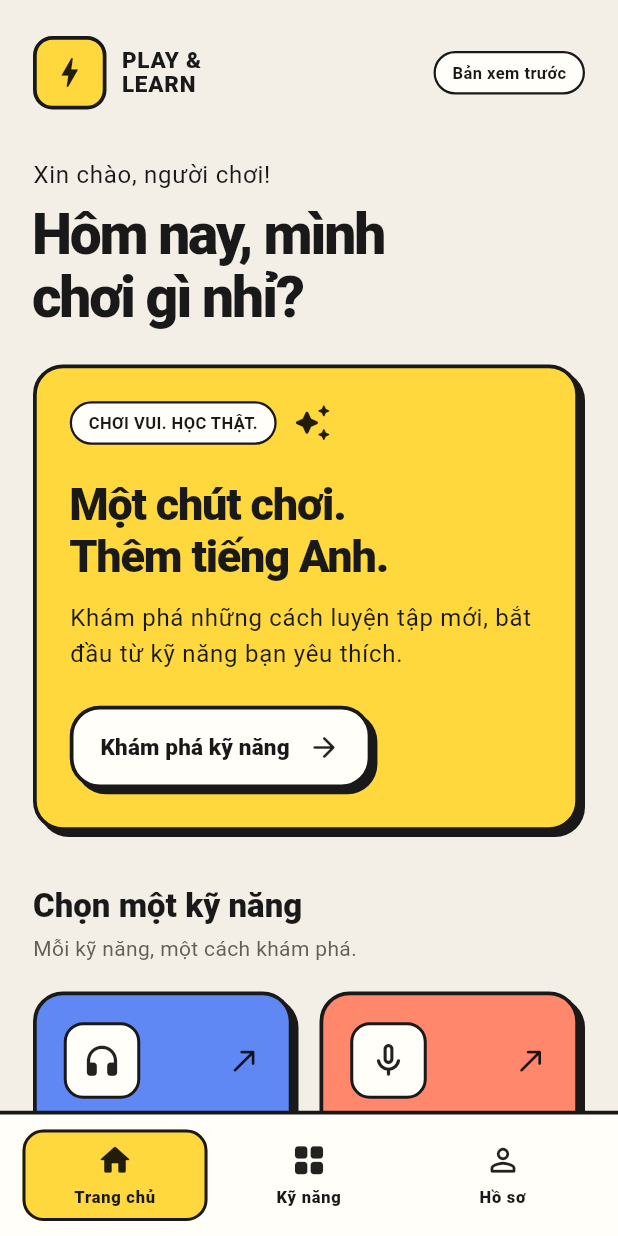
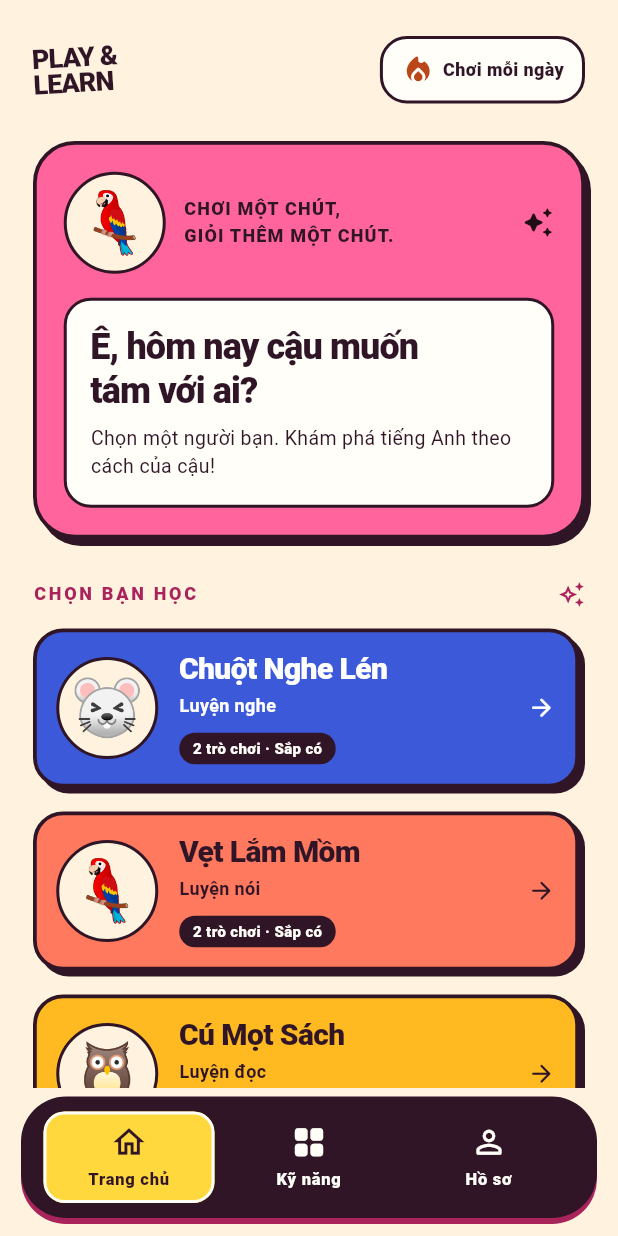
Before and after one commit to Khuyet-Hung/playandlearn, a Flutter app: the screen it shows after launch, on a phone screen of 412 x 824 dp. Run offline on Flutter 3.47's test engine with Material 3 defaults, Android fonts, the phone set to English and light mode, and no system bars; our stand-ins replace material_ui, shared_preferences.

Commit message:
Enhance UI and structure: add web directory to analyzer, update color palette, refactor HomeScreen layout, and implement CharacterAvatar widget.

```diff
--- a/analysis_options.yaml
+++ b/analysis_options.yaml
@@ -14,6 +14,7 @@ analyzer:
     - build/**
     - android/**
     - ios/**
+    - web/**
 
 linter:
   # The lint rules applied to this project can be customized in the
--- a/lib/core/theme/app_colors.dart
+++ b/lib/core/theme/app_colors.dart
@@ -1,9 +1,11 @@
 import 'package:material_ui/material_ui.dart';
 
 abstract final class AppColors {
-  static const background = Color(0xFFF3EFE6);
+  static const background = Color(0xFFFFF3DF);
   static const surface = Color(0xFFFFFEF8);
-  static const ink = Color(0xFF191919);
+  static const ink = Color(0xFF301526);
+  static const pink = Color(0xFFFF659C);
+  static const berry = Color(0xFFAA245C);
   static const yellow = Color(0xFFFFD83D);
   static const coral = Color(0xFFFF876B);
   static const blue = Color(0xFF6088F5);
--- a/lib/core/widgets/app_bottom_nav.dart
+++ b/lib/core/widgets/app_bottom_nav.dart
@@ -13,9 +13,13 @@ class AppBottomNav extends StatelessWidget {
 
   @override
   Widget build(BuildContext context) => Container(
-    decoration: const BoxDecoration(
-      color: AppColors.surface,
-      border: Border(top: BorderSide(color: AppColors.ink, width: 2.5)),
+    margin: const EdgeInsets.fromLTRB(14, 6, 14, 12),
+    decoration: BoxDecoration(
+      color: AppColors.ink,
+      borderRadius: BorderRadius.circular(30),
+      boxShadow: const [
+        BoxShadow(color: AppColors.berry, offset: Offset(0, 4)),
+      ],
     ),
     child: SafeArea(
       top: false,
@@ -34,12 +38,12 @@ class AppBottomNav extends StatelessWidget {
                     child: Material(
                       color: selectedIndex == i
                           ? AppColors.yellow
-                          : AppColors.surface,
+                          : AppColors.ink,
                       shape: RoundedRectangleBorder(
                         borderRadius: BorderRadius.circular(14),
                         side: BorderSide(
                           color: selectedIndex == i
-                              ? AppColors.ink
+                              ? AppColors.surface
                               : Colors.transparent,
                           width: 2,
                         ),
@@ -60,18 +64,26 @@ class AppBottomNav extends StatelessWidget {
                               children: [
                                 Icon(
                                   [
-                                    Icons.home_rounded,
+                                    Icons.home_outlined,
                                     Icons.grid_view_rounded,
                                     Icons.person_outline_rounded,
                                   ][i],
                                   size: 25,
+                                  color: selectedIndex == i
+                                      ? AppColors.ink
+                                      : AppColors.surface,
                                 ),
                                 const SizedBox(height: 4),
                                 Text(
                                   ['Trang chủ', 'Kỹ năng', 'Hồ sơ'][i],
                                   textAlign: TextAlign.center,
                                   style: Theme.of(context).textTheme.labelSmall
-                                      ?.copyWith(fontWeight: FontWeight.w800),
+                                      ?.copyWith(
+                                        fontWeight: FontWeight.w800,
+                                        color: selectedIndex == i
+                                            ? AppColors.ink
+                                            : AppColors.surface,
+                                      ),
                                 ),
                               ],
                             ),
--- a/lib/features/home/presentation/home_screen.dart
+++ b/lib/features/home/presentation/home_screen.dart
@@ -1,14 +1,11 @@
 import 'package:material_ui/material_ui.dart';
 
 import '../../../core/theme/app_colors.dart';
-import '../../../core/theme/app_tokens.dart';
 import '../../../core/widgets/app_button.dart';
-import '../../../core/widgets/app_card.dart';
-import '../../../core/widgets/app_chip.dart';
-import '../../../core/widgets/app_reveal.dart';
+import '../../../core/widgets/app_pressable.dart';
 import '../../skills/data/preview_catalog.dart';
 import '../../skills/domain/skill.dart';
-import '../../skills/presentation/widgets/skill_card.dart';
+import 'widgets/character_avatar.dart';
 
 class HomeScreen extends StatelessWidget {
   const HomeScreen({
@@ -22,78 +19,144 @@ class HomeScreen extends StatelessWidget {
   @override
   Widget build(BuildContext context) => ListView(
     key: const PageStorageKey('home-scroll'),
-    padding: AppTokens.pagePadding,
+    padding: const EdgeInsets.fromLTRB(22, 24, 22, 28),
     children: [
       Wrap(
         alignment: WrapAlignment.spaceBetween,
-        spacing: 12,
+        spacing: 16,
         runSpacing: 12,
         crossAxisAlignment: WrapCrossAlignment.center,
         children: [
-          Row(
+          Transform.rotate(
+            angle: -0.06,
+            child: const Text(
+              'PLAY &\nLEARN',
+              style: TextStyle(
+                fontSize: 18,
+                fontWeight: FontWeight.w900,
+                height: 0.95,
+                letterSpacing: -0.6,
+              ),
+            ),
+          ),
+          Container(
+            padding: const EdgeInsets.symmetric(horizontal: 12, vertical: 9),
+            decoration: BoxDecoration(
+              color: AppColors.surface,
+              borderRadius: BorderRadius.circular(18),
+              border: Border.all(color: AppColors.ink, width: 2),
+            ),
+            child: const Row(
               mainAxisSize: MainAxisSize.min,
               children: [
-              Container(
-                padding: const EdgeInsets.all(9),
-                decoration: BoxDecoration(
-                  color: AppColors.yellow,
-                  border: AppTokens.border,
-                  borderRadius: BorderRadius.circular(13),
+                Icon(
+                  Icons.local_fire_department_rounded,
+                  color: Color(0xFFBA471A),
+                  size: 23,
                 ),
-                child: const Icon(Icons.bolt_rounded, size: 26),
-              ),
-              const SizedBox(width: 10),
-              Text(
-                'PLAY &\nLEARN',
-                style: Theme.of(context).textTheme.labelLarge?.copyWith(
-                  fontWeight: FontWeight.w900,
-                  height: 1.05,
-                  letterSpacing: 0.5,
+                SizedBox(width: 5),
+                Flexible(
+                  child: Text(
+                    'Chơi mỗi ngày',
+                    style: TextStyle(fontSize: 12, fontWeight: FontWeight.w800),
                   ),
                 ),
               ],
             ),
-          const AppChip(label: 'Bản xem trước'),
+          ),
         ],
       ),
-      const SizedBox(height: 32),
-      Text(
-        'Xin chào, người chơi!',
-        style: Theme.of(context).textTheme.bodyLarge,
+      const SizedBox(height: 25),
+      Container(
+        padding: const EdgeInsets.all(18),
+        decoration: BoxDecoration(
+          color: AppColors.pink,
+          borderRadius: BorderRadius.circular(28),
+          border: Border.all(color: AppColors.ink, width: 2.5),
+          boxShadow: const [
+            BoxShadow(color: AppColors.ink, offset: Offset(4, 5)),
+          ],
         ),
-      const SizedBox(height: 6),
-      Text(
-        'Hôm nay, mình\nchơi gì nhỉ?',
-        style: Theme.of(context).textTheme.headlineLarge,
-      ),
-      const SizedBox(height: 24),
-      AppReveal(
-        child: AppCard(
-          color: AppColors.yellow,
-          padding: const EdgeInsets.all(22),
         child: Column(
           crossAxisAlignment: CrossAxisAlignment.start,
           children: [
-              const Wrap(
-                spacing: 10,
-                runSpacing: 8,
-                crossAxisAlignment: WrapCrossAlignment.center,
+            const Row(
               children: [
-                  AppChip(label: 'CHƠI VUI. HỌC THẬT.'),
-                  Icon(Icons.auto_awesome_rounded, size: 27),
+                CharacterAvatar(emoji: '🦜', size: 68),
+                SizedBox(width: 12),
+                Expanded(
+                  child: Text(
+                    'CHƠI MỘT CHÚT,\nGIỎI THÊM MỘT CHÚT.',
+                    style: TextStyle(
+                      fontWeight: FontWeight.w900,
+                      fontSize: 12,
+                      height: 1.5,
+                      letterSpacing: 0.8,
+                    ),
+                  ),
+                ),
+                Icon(Icons.auto_awesome_rounded, size: 22),
               ],
             ),
-              const SizedBox(height: 22),
+            const SizedBox(height: 16),
+            Container(
+              width: double.infinity,
+              padding: const EdgeInsets.all(16),
+              decoration: BoxDecoration(
+                color: AppColors.surface,
+                borderRadius: BorderRadius.circular(18),
+                border: Border.all(color: AppColors.ink, width: 2),
+              ),
+              child: Column(
+                crossAxisAlignment: CrossAxisAlignment.start,
+                children: [
                   Text(
-                'Một chút chơi.\nThêm tiếng Anh.',
-                style: Theme.of(context).textTheme.headlineMedium,
+                    'Ê, hôm nay cậu muốn\ntám với ai?',
+                    style: Theme.of(context).textTheme.titleLarge?.copyWith(
+                      fontSize: 24,
+                      fontWeight: FontWeight.w900,
+                      letterSpacing: -0.6,
+                    ),
+                  ),
+                  const SizedBox(height: 8),
+                  const Text(
+                    'Chọn một người bạn. Khám phá tiếng Anh theo cách của cậu!',
+                    style: TextStyle(fontSize: 13, height: 1.45),
+                  ),
+                ],
+              ),
+            ),
+          ],
+        ),
+      ),
+      const SizedBox(height: 28),
+      const Row(
+        children: [
+          Expanded(
+            child: Text(
+              'CHỌN BẠN HỌC',
+              style: TextStyle(
+                color: AppColors.berry,
+                fontSize: 12,
+                fontWeight: FontWeight.w900,
+                letterSpacing: 1.8,
+              ),
+            ),
+          ),
+          Icon(Icons.auto_awesome_outlined, color: AppColors.berry, size: 18),
+        ],
+      ),
+      const SizedBox(height: 14),
+      for (var i = 0; i < PreviewCatalog.skills.length; i++) ...[
+        _FriendCard(
+          key: ValueKey('home-${PreviewCatalog.skills[i].id.name}'),
+          skill: PreviewCatalog.skills[i],
+          index: i,
+          onPressed: () => onOpenSkill(PreviewCatalog.skills[i]),
         ),
         const SizedBox(height: 12),
-              Text(
-                'Khám phá những cách luyện tập mới, bắt đầu từ kỹ năng bạn yêu thích.',
-                style: Theme.of(context).textTheme.bodyLarge,
-              ),
-              const SizedBox(height: 22),
+      ],
+      const SizedBox(height: 10),
       AppButton(
         key: const ValueKey('explore-skills'),
         label: 'Khám phá kỹ năng',
@@ -101,64 +164,107 @@ class HomeScreen extends StatelessWidget {
         color: AppColors.surface,
         onPressed: onExplore,
       ),
+      const SizedBox(height: 16),
+      const Text(
+        'Mỗi ngày một chút, tiếng Anh tiến xa hơn.',
+        textAlign: TextAlign.center,
+        style: TextStyle(color: AppColors.muted, fontSize: 12),
+      ),
     ],
+  );
+}
+
+class _FriendCard extends StatelessWidget {
+  const _FriendCard({
+    super.key,
+    required this.skill,
+    required this.index,
+    required this.onPressed,
+  });
+  final Skill skill;
+  final int index;
+  final VoidCallback onPressed;
+
+  @override
+  Widget build(BuildContext context) {
+    const names = [
+      'Chuột Nghe Lén',
+      'Vẹt Lắm Mồm',
+      'Cú Mọt Sách',
+      'Mèo Viết Bậy',
+    ];
+    const animals = ['🐭', '🦜', '🦉', '🐱'];
+    const colors = [
+      Color(0xFF3C59DA),
+      Color(0xFFFF795F),
+      Color(0xFFFFBA22),
+      AppColors.berry,
+    ];
+    final foreground = index == 0 || index == 3 ? Colors.white : AppColors.ink;
+    final largeText = MediaQuery.textScalerOf(context).scale(16) > 23;
+    final details = Column(
+      crossAxisAlignment: CrossAxisAlignment.start,
+      children: [
+        Text(
+          names[index],
+          style: TextStyle(
+            color: foreground,
+            fontSize: 20,
+            height: 1.15,
+            fontWeight: FontWeight.w900,
+            letterSpacing: -0.4,
           ),
         ),
+        const SizedBox(height: 4),
+        Text(
+          skill.title,
+          style: TextStyle(
+            color: foreground,
+            fontSize: 12,
+            fontWeight: FontWeight.w600,
           ),
-      const SizedBox(height: 32),
-      Text('Chọn một kỹ năng', style: Theme.of(context).textTheme.titleLarge),
-      const SizedBox(height: 6),
-      Text(
-        'Mỗi kỹ năng, một cách khám phá.',
-        style: Theme.of(context).textTheme.bodyMedium
-            ?.copyWith(color: AppColors.muted),
         ),
-      const SizedBox(height: 18),
-      LayoutBuilder(
-        builder: (context, constraints) {
-          final twoColumns =
-              constraints.maxWidth >= 310 &&
-              MediaQuery.textScalerOf(context).scale(16) <= 22;
-          final width = twoColumns
-              ? (constraints.maxWidth - 14) / 2
-              : constraints.maxWidth;
-          return Wrap(
-            spacing: 14,
-            runSpacing: 14,
-            children: [
-              for (final skill in PreviewCatalog.skills)
-                SizedBox(
-                  width: width,
-                  child: SkillCard(
-                    key: ValueKey('home-${skill.id.name}'),
-                    skill: skill,
-                    compact: true,
-                    onPressed: () => onOpenSkill(skill),
+        const SizedBox(height: 9),
+        Container(
+          padding: const EdgeInsets.symmetric(horizontal: 9, vertical: 3),
+          decoration: BoxDecoration(
+            color: AppColors.ink,
+            borderRadius: BorderRadius.circular(12),
+          ),
+          child: Text(
+            '${PreviewCatalog.gamesFor(skill.id).length} trò chơi · Sắp có',
+            style: const TextStyle(
+              color: AppColors.surface,
+              fontSize: 10,
+              fontWeight: FontWeight.w800,
+            ),
           ),
         ),
       ],
     );
-        },
-      ),
-      const SizedBox(height: 28),
-      const AppCard(
-        padding: EdgeInsets.all(18),
-        child: Column(
+    return AppPressable(
+      label: '${names[index]}, ${skill.title}',
+      onPressed: onPressed,
+      color: colors[index],
+      padding: const EdgeInsets.all(13),
+      child: largeText
+          ? Column(
               crossAxisAlignment: CrossAxisAlignment.start,
               children: [
-            Icon(Icons.lightbulb_outline_rounded),
-            SizedBox(height: 10),
-            Text(
-              'Một khởi đầu nhỏ, một thói quen mới.',
-              style: TextStyle(fontWeight: FontWeight.w800),
-            ),
-            SizedBox(height: 6),
-            Text(
-              'Các mini-game đang được chuẩn bị. Bạn có thể khám phá khung ứng dụng ngay hôm nay.',
-            ),
+                CharacterAvatar(emoji: animals[index], size: 64),
+                const SizedBox(height: 12),
+                details,
+              ],
+            )
+          : Row(
+              children: [
+                CharacterAvatar(emoji: animals[index], size: 68),
+                const SizedBox(width: 14),
+                Expanded(child: details),
+                const SizedBox(width: 4),
+                Icon(Icons.arrow_forward_rounded, color: foreground, size: 19),
               ],
             ),
-      ),
-    ],
     );
   }
+}
--- /dev/null
+++ b/lib/features/home/presentation/widgets/character_avatar.dart
@@ -0,0 +1,39 @@
+import 'package:material_ui/material_ui.dart';
+
+import '../../../../core/theme/app_colors.dart';
+
+/// Temporary character art. Supply [assetPath] when the final assets are ready.
+class CharacterAvatar extends StatelessWidget {
+  const CharacterAvatar({
+    super.key,
+    required this.emoji,
+    this.size = 68,
+    this.assetPath,
+  });
+  final String emoji;
+  final double size;
+  final String? assetPath;
+
+  @override
+  Widget build(BuildContext context) => ExcludeSemantics(
+    child: Container(
+      width: size,
+      height: size,
+      decoration: BoxDecoration(
+        color: AppColors.background,
+        shape: BoxShape.circle,
+        border: Border.all(color: AppColors.ink, width: 2),
+      ),
+      padding: const EdgeInsets.all(7),
+      child: assetPath == null
+          ? Center(
+              child: Text(
+                emoji,
+                textScaler: TextScaler.noScaling,
+                style: TextStyle(fontSize: size * 0.58, height: 1.1),
+              ),
+            )
+          : ClipOval(child: Image.asset(assetPath!, fit: BoxFit.contain)),
+    ),
+  );
+}
```
Also changed, not shown: 3 other files. Lines whose indentation alone changed are shown as unchanged.
